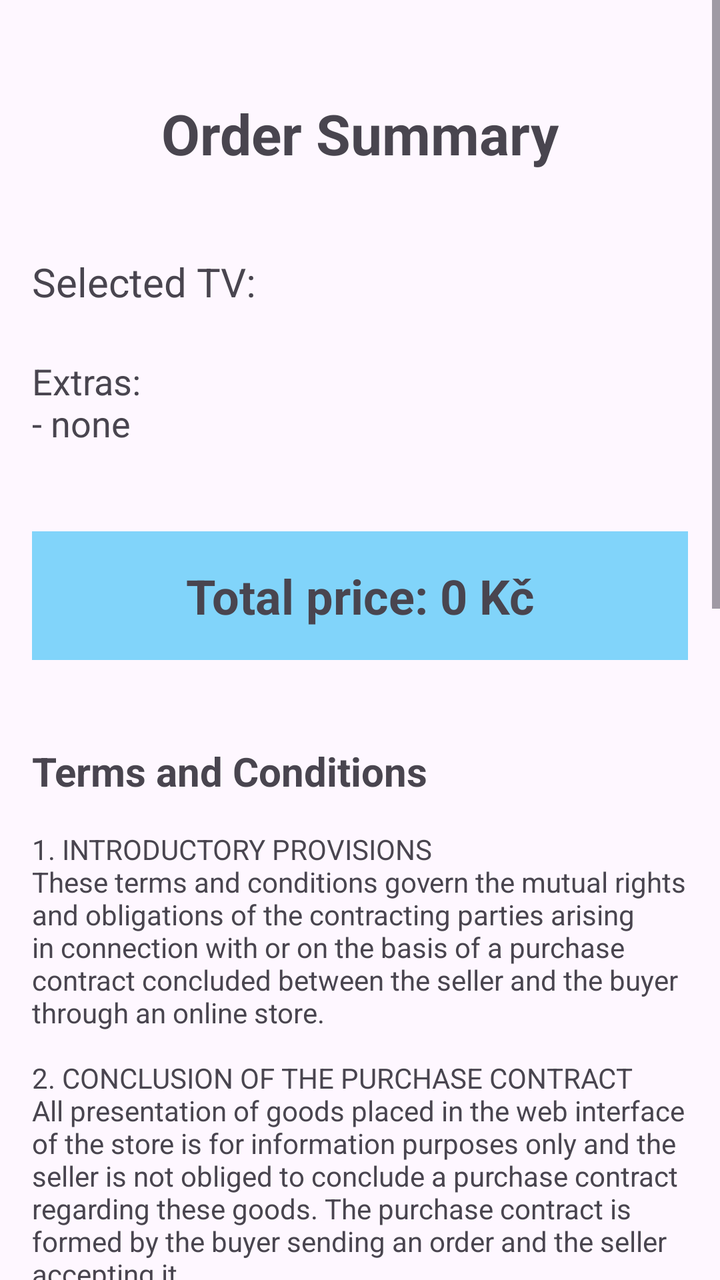
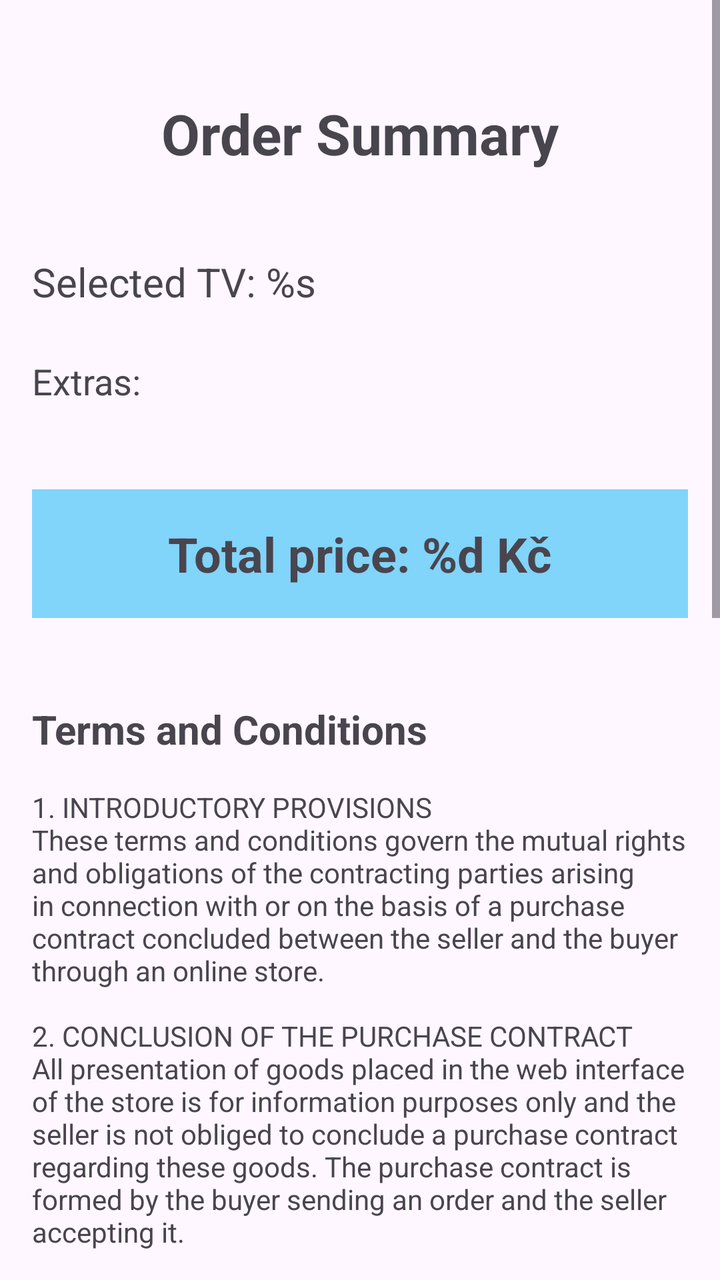

Two renders of the same Android screen: before a commit and after it. Below are the layout's source before the change and the commit's diff.
<!-- AndroidManifest.xml: application theme Theme.MyApp005ObjednavkaV2 -->
<!-- res/layout/activity_summary.xml -->
<?xml version="1.0" encoding="utf-8"?>
<ScrollView xmlns:android="http://schemas.android.com/apk/res/android"
	xmlns:app="http://schemas.android.com/apk/res-auto"
	xmlns:tools="http://schemas.android.com/tools"
	android:id="@+id/main"
	android:layout_width="match_parent"
	android:layout_height="match_parent"
	android:fillViewport="true"
	tools:context=".SummaryActivity"
	>

	<androidx.constraintlayout.widget.ConstraintLayout
		android:layout_width="match_parent"
		android:layout_height="wrap_content"
		android:padding="16dp"
		>

		<TextView
			android:id="@+id/tvSummaryHeader"
			android:layout_width="wrap_content"
			android:layout_height="wrap_content"
			android:layout_marginTop="32dp"
			android:text="Order Summary"
			android:textSize="28sp"
			android:textStyle="bold"
			app:layout_constraintEnd_toEndOf="parent"
			app:layout_constraintStart_toStartOf="parent"
			app:layout_constraintTop_toTopOf="parent"
			/>

		<TextView
			android:id="@+id/tvSelectedTv"
			android:text="Selected TV: "
			android:layout_width="0dp"
			android:layout_height="wrap_content"
			android:layout_marginTop="42dp"
			android:textSize="20sp"
			app:layout_constraintEnd_toEndOf="parent"
			app:layout_constraintStart_toStartOf="parent"
			app:layout_constraintTop_toBottomOf="@id/tvSummaryHeader"
			/>

		<TextView
			android:id="@+id/tvExtras"
			android:text="Extras:\n- none"
			android:layout_width="0dp"
			android:layout_height="wrap_content"
			android:layout_marginTop="24dp"
			android:textSize="18sp"
			app:layout_constraintEnd_toEndOf="parent"
			app:layout_constraintStart_toStartOf="parent"
			app:layout_constraintTop_toBottomOf="@id/tvSelectedTv"
			/>

		<TextView
			android:id="@+id/tvFinalPrice"
			android:text="Total price: 0 Kč"
			android:layout_width="0dp"
			android:layout_height="wrap_content"
			android:layout_marginTop="42dp"
			android:background="#81D4FA"
			android:gravity="center"
			android:padding="16dp"
			android:textSize="24sp"
			android:textStyle="bold"
			app:layout_constraintEnd_toEndOf="parent"
			app:layout_constraintStart_toStartOf="parent"
			app:layout_constraintTop_toBottomOf="@id/tvExtras"
			/>

		<TextView
			android:id="@+id/tvTermsTitle"
			android:layout_width="wrap_content"
			android:layout_height="wrap_content"
			android:layout_marginTop="42dp"
			android:text="Terms and Conditions"
			android:textSize="20sp"
			android:textStyle="bold"
			app:layout_constraintStart_toStartOf="parent"
			app:layout_constraintTop_toBottomOf="@id/tvFinalPrice"
			/>

		<TextView
			android:id="@+id/tvTermsText"
			android:layout_width="0dp"
			android:layout_height="wrap_content"
			android:layout_marginTop="16dp"
			android:text="1. INTRODUCTORY PROVISIONS\nThese terms and conditions govern the mutual rights and obligations of the contracting parties arising in connection with or on the basis of a purchase contract concluded between the seller and the buyer through an online store.\n\n2. CONCLUSION OF THE PURCHASE CONTRACT\nAll presentation of goods placed in the web interface of the store is for information purposes only and the seller is not obliged to conclude a purchase contract regarding these goods. The purchase contract is formed by the buyer sending an order and the seller accepting it.\n\n3. PRICE OF GOODS AND PAYMENT TERMS\nThe buyer may pay the price of the goods and any costs associated with their delivery under the purchase contract to the seller by bank transfer to the seller\'s account, or cash on delivery upon receipt.\n\n4. WITHDRAWAL FROM THE PURCHASE CONTRACT\nThe buyer acknowledges that, according to the provisions of the Civil Code, it is not possible, among other things, to withdraw from a purchase contract for goods that were modified according to the buyer\'s wishes or for their person.\n\n5. RIGHTS FROM DEFECTIVE PERFORMANCE\nThe rights and obligations of the contracting parties regarding rights from defective performance are governed by the relevant generally binding regulations.\n\n6. PROTECTION OF PERSONAL DATA\nThe protection of personal data of the buyer who is a natural person is provided in accordance with the GDPR. The buyer agrees to the processing of the following personal data: name and surname, residential address, identification number, tax identification number, e-mail address and telephone number.\n\n7. FINAL PROVISIONS\nIf the relationship established by the purchase contract contains an international (foreign) element, the parties agree that the relationship is governed by Czech law. This does not affect the consumer rights arising from generally binding legal regulations."
			android:textSize="14sp"
			app:layout_constraintEnd_toEndOf="parent"
			app:layout_constraintStart_toStartOf="parent"
			app:layout_constraintTop_toBottomOf="@id/tvTermsTitle"
			/>

		<Button
			android:id="@+id/btnBack"
			android:layout_width="wrap_content"
			android:layout_height="wrap_content"
			android:layout_marginTop="32dp"
			android:layout_marginBottom="32dp"
			android:text="Back to edit"
			android:textSize="20sp"
			app:layout_constraintBottom_toBottomOf="parent"
			app:layout_constraintEnd_toEndOf="parent"
			app:layout_constraintStart_toStartOf="parent"
			app:layout_constraintTop_toBottomOf="@id/tvTermsText"
			/>

	</androidx.constraintlayout.widget.ConstraintLayout>
</ScrollView>
<!-- resources referenced by this layout -->
<resources>
  <style name="Theme.MyApp005ObjednavkaV2" parent="Base.Theme.MyApp005ObjednavkaV2" />
  <style name="Base.Theme.MyApp005ObjednavkaV2" parent="Theme.Material3.DayNight.NoActionBar">
  		
  		<item name="colorPrimary">@color/my_light_primary</item>
  	</style>
  <color name="my_light_primary">#FF0000</color>
</resources>

<!-- the commit's change to res/layout/activity_summary.xml (unified diff, before → after) -->
@@ -20,7 +20,7 @@
 			android:layout_width="wrap_content"
 			android:layout_height="wrap_content"
 			android:layout_marginTop="32dp"
-			android:text="Order Summary"
+			android:text="@string/summary_heading"
 			android:textSize="28sp"
 			android:textStyle="bold"
 			app:layout_constraintEnd_toEndOf="parent"
@@ -30,7 +30,7 @@
 
 		<TextView
 			android:id="@+id/tvSelectedTv"
-			android:text="Selected TV: "
+			android:text="@string/summary_selected_tv"
 			android:layout_width="0dp"
 			android:layout_height="wrap_content"
 			android:layout_marginTop="42dp"
@@ -42,7 +42,7 @@
 
 		<TextView
 			android:id="@+id/tvExtras"
-			android:text="Extras:\n- none"
+			android:text="@string/summary_extras"
 			android:layout_width="0dp"
 			android:layout_height="wrap_content"
 			android:layout_marginTop="24dp"
@@ -54,7 +54,7 @@
 
 		<TextView
 			android:id="@+id/tvFinalPrice"
-			android:text="Total price: 0 Kč"
+			android:text="@string/summary_final_price"
 			android:layout_width="0dp"
 			android:layout_height="wrap_content"
 			android:layout_marginTop="42dp"
@@ -73,7 +73,7 @@
 			android:layout_width="wrap_content"
 			android:layout_height="wrap_content"
 			android:layout_marginTop="42dp"
-			android:text="Terms and Conditions"
+			android:text="@string/summary_terms_title"
 			android:textSize="20sp"
 			android:textStyle="bold"
 			app:layout_constraintStart_toStartOf="parent"
@@ -85,7 +85,7 @@
 			android:layout_width="0dp"
 			android:layout_height="wrap_content"
 			android:layout_marginTop="16dp"
-			android:text="1. INTRODUCTORY PROVISIONS\nThese terms and conditions govern the mutual rights and obligations of the contracting parties arising in connection with or on the basis of a purchase contract concluded between the seller and the buyer through an online store.\n\n2. CONCLUSION OF THE PURCHASE CONTRACT\nAll presentation of goods placed in the web interface of the store is for information purposes only and the seller is not obliged to conclude a purchase contract regarding these goods. The purchase contract is formed by the buyer sending an order and the seller accepting it.\n\n3. PRICE OF GOODS AND PAYMENT TERMS\nThe buyer may pay the price of the goods and any costs associated with their delivery under the purchase contract to the seller by bank transfer to the seller\'s account, or cash on delivery upon receipt.\n\n4. WITHDRAWAL FROM THE PURCHASE CONTRACT\nThe buyer acknowledges that, according to the provisions of the Civil Code, it is not possible, among other things, to withdraw from a purchase contract for goods that were modified according to the buyer\'s wishes or for their person.\n\n5. RIGHTS FROM DEFECTIVE PERFORMANCE\nThe rights and obligations of the contracting parties regarding rights from defective performance are governed by the relevant generally binding regulations.\n\n6. PROTECTION OF PERSONAL DATA\nThe protection of personal data of the buyer who is a natural person is provided in accordance with the GDPR. The buyer agrees to the processing of the following personal data: name and surname, residential address, identification number, tax identification number, e-mail address and telephone number.\n\n7. FINAL PROVISIONS\nIf the relationship established by the purchase contract contains an international (foreign) element, the parties agree that the relationship is governed by Czech law. This does not affect the consumer rights arising from generally binding legal regulations."
+			android:text="@string/summary_terms_text"
 			android:textSize="14sp"
 			app:layout_constraintEnd_toEndOf="parent"
 			app:layout_constraintStart_toStartOf="parent"
@@ -98,7 +98,7 @@
 			android:layout_height="wrap_content"
 			android:layout_marginTop="32dp"
 			android:layout_marginBottom="32dp"
-			android:text="Back to edit"
+			android:text="@string/button_back_text"
 			android:textSize="20sp"
 			app:layout_constraintBottom_toBottomOf="parent"
 			app:layout_constraintEnd_toEndOf="parent"
<!-- resource entries referenced after the edit -->
@@ -1,5 +1,12 @@
 <!-- resources referenced by this layout -->
 <resources>
+  <string name="button_back_text">Back to edit</string>
+  <string name="summary_extras">Extras:</string>
+  <string name="summary_final_price">Total price: %d Kč</string>
+  <string name="summary_heading">Order Summary</string>
+  <string name="summary_selected_tv">Selected TV: %s</string>
+  <string name="summary_terms_text">1. INTRODUCTORY PROVISIONS\nThese terms and conditions govern the mutual rights and obligations of the contracting parties arising in connection with or on the basis of a purchase contract concluded between the seller and the buyer through an online store.\n\n2. CONCLUSION OF THE PURCHASE CONTRACT\nAll presentation of goods placed in the web interface of the store is for information purposes only and the seller is not obliged to conclude a purchase contract regarding these goods. The purchase contract is formed by the buyer sending an order and the seller accepting it.\n\n3. PRICE OF GOODS AND PAYMENT TERMS\nThe buyer may pay the price of the goods and any costs associated with their delivery under the purchase contract to the seller by bank transfer to the seller\'s account, or cash on delivery upon receipt.\n\n4. WITHDRAWAL FROM THE PURCHASE CONTRACT\nThe buyer acknowledges that, according to the provisions of the Civil Code, it is not possible, among other things, to withdraw from a purchase contract for goods that were modified according to the buyer\'s wishes or for their person.\n\n5. RIGHTS FROM DEFECTIVE PERFORMANCE\nThe rights and obligations of the contracting parties regarding rights from defective performance are governed by the relevant generally binding regulations.\n\n6. PROTECTION OF PERSONAL DATA\nThe protection of personal data of the buyer who is a natural person is provided in accordance with the GDPR. The buyer agrees to the processing of the following personal data: name and surname, residential address, identification number, tax identification number, e-mail address and telephone number.\n\n7. FINAL PROVISIONS\nIf the relationship established by the purchase contract contains an international (foreign) element, the parties agree that the relationship is governed by Czech law. This does not affect the consumer rights arising from generally binding legal regulations.</string>
+  <string name="summary_terms_title">Terms and Conditions</string>
   <style name="Theme.MyApp005ObjednavkaV2" parent="Base.Theme.MyApp005ObjednavkaV2" />
   <style name="Base.Theme.MyApp005ObjednavkaV2" parent="Theme.Material3.DayNight.NoActionBar">
   		
